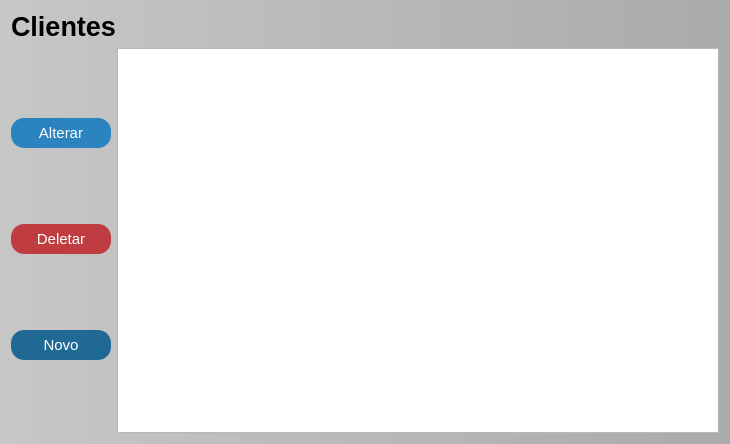
This is clientes.ui in GabR36/QEstoqueLoja as Qt 5 draws it before an edit. The edited form follows.
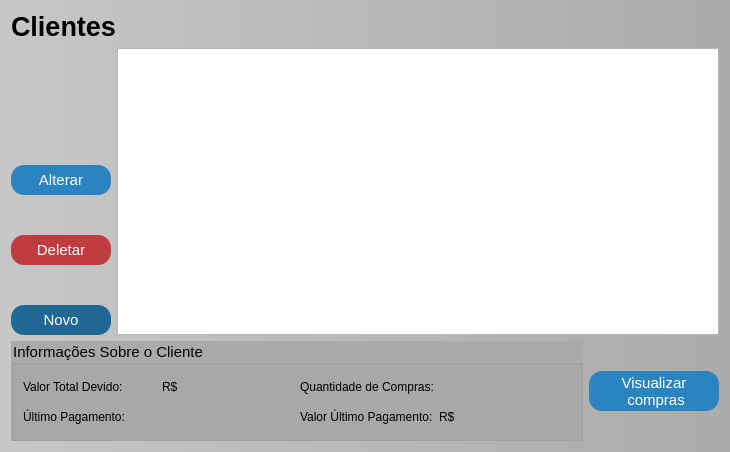
This is the edited form. Icons and pictures are not drawn.

Commit message:
Mostrando infos sobre o cliente na pagina Clientes;
como valor total devido, quantidade de compras...

Diff of the .ui file:
```diff
--- a/clientes.ui
+++ b/clientes.ui
@@ -7,7 +7,7 @@
     <x>0</x>
     <y>0</y>
     <width>730</width>
-    <height>444</height>
+    <height>452</height>
    </rect>
   </property>
   <property name="baseSize">
@@ -53,6 +53,105 @@
 </string>
   </property>
   <layout class="QGridLayout" name="gridLayout">
+   <item row="2" column="0">
+    <widget class="QGroupBox" name="groupBox">
+     <property name="minimumSize">
+      <size>
+       <width>400</width>
+       <height>100</height>
+      </size>
+     </property>
+     <property name="title">
+      <string>Informações Sobre o Cliente</string>
+     </property>
+     <layout class="QGridLayout" name="gridLayout_2">
+      <item row="0" column="0">
+       <layout class="QHBoxLayout" name="horizontalLayout_2">
+        <item>
+         <widget class="QLabel" name="label">
+          <property name="styleSheet">
+           <string notr="true">font: 500 10pt ;</string>
+          </property>
+          <property name="text">
+           <string>Valor Total Devido:</string>
+          </property>
+         </widget>
+        </item>
+        <item>
+         <widget class="QLabel" name="Lbl_valorTotalDevido">
+          <property name="text">
+           <string>R$</string>
+          </property>
+         </widget>
+        </item>
+       </layout>
+      </item>
+      <item row="0" column="1">
+       <layout class="QHBoxLayout" name="horizontalLayout_5">
+        <item>
+         <widget class="QLabel" name="label_2">
+          <property name="styleSheet">
+           <string notr="true">font: 500 10pt ;</string>
+          </property>
+          <property name="text">
+           <string>Quantidade de Compras:</string>
+          </property>
+         </widget>
+        </item>
+        <item>
+         <widget class="QLabel" name="Lbl_QuantCompras">
+          <property name="text">
+           <string/>
+          </property>
+         </widget>
+        </item>
+       </layout>
+      </item>
+      <item row="1" column="0">
+       <layout class="QHBoxLayout" name="horizontalLayout_4">
+        <item>
+         <widget class="QLabel" name="label_4">
+          <property name="styleSheet">
+           <string notr="true">font: 500 10pt ;</string>
+          </property>
+          <property name="text">
+           <string>Último Pagamento:</string>
+          </property>
+         </widget>
+        </item>
+        <item>
+         <widget class="QLabel" name="Lbl_DataUltimoPag">
+          <property name="text">
+           <string/>
+          </property>
+         </widget>
+        </item>
+       </layout>
+      </item>
+      <item row="1" column="1">
+       <layout class="QHBoxLayout" name="horizontalLayout_3">
+        <item>
+         <widget class="QLabel" name="label_6">
+          <property name="styleSheet">
+           <string notr="true">font: 500 10pt ;</string>
+          </property>
+          <property name="text">
+           <string>Valor Último Pagamento:</string>
+          </property>
+         </widget>
+        </item>
+        <item>
+         <widget class="QLabel" name="Lbl_ValorUltimoPag">
+          <property name="text">
+           <string>R$</string>
+          </property>
+         </widget>
+        </item>
+       </layout>
+      </item>
+     </layout>
+    </widget>
+   </item>
    <item row="0" column="0">
     <widget class="QLabel" name="lbl_Titulo">
      <property name="font">
@@ -71,10 +170,26 @@
      </property>
     </widget>
    </item>
-   <item row="1" column="0">
+   <item row="1" column="0" colspan="2">
     <layout class="QHBoxLayout" name="horizontalLayout">
      <item>
       <layout class="QVBoxLayout" name="verticalLayout">
+       <property name="spacing">
+        <number>40</number>
+       </property>
+       <item>
+        <spacer name="verticalSpacer">
+         <property name="orientation">
+          <enum>Qt::Orientation::Vertical</enum>
+         </property>
+         <property name="sizeHint" stdset="0">
+          <size>
+           <width>20</width>
+           <height>40</height>
+          </size>
+         </property>
+        </spacer>
+       </item>
        <item>
         <widget class="QPushButton" name="Btn_Alterar">
          <property name="minimumSize">
@@ -152,6 +267,9 @@
      </item>
      <item>
       <widget class="QTableView" name="Tview_Clientes">
+       <property name="alternatingRowColors">
+        <bool>true</bool>
+       </property>
        <property name="selectionMode">
         <enum>QAbstractItemView::SelectionMode::SingleSelection</enum>
        </property>
@@ -162,6 +280,38 @@
      </item>
     </layout>
    </item>
+   <item row="2" column="1">
+    <widget class="QPushButton" name="Btn_abrirCompras">
+     <property name="sizePolicy">
+      <sizepolicy hsizetype="Preferred" vsizetype="Fixed">
+       <horstretch>0</horstretch>
+       <verstretch>0</verstretch>
+      </sizepolicy>
+     </property>
+     <property name="minimumSize">
+      <size>
+       <width>0</width>
+       <height>40</height>
+      </size>
+     </property>
+     <property name="maximumSize">
+      <size>
+       <width>130</width>
+       <height>16777215</height>
+      </size>
+     </property>
+     <property name="baseSize">
+      <size>
+       <width>300</width>
+       <height>0</height>
+      </size>
+     </property>
+     <property name="text">
+      <string>Visualizar 
+ compras</string>
+     </property>
+    </widget>
+   </item>
   </layout>
  </widget>
  <resources/>
```
The commit also changes 4 other files.
